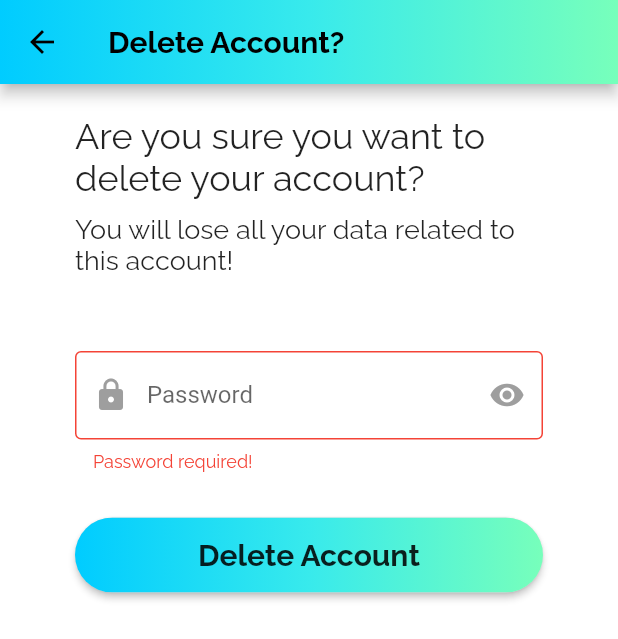
After one commit to Coeeter/flutter-clicktorun, a Flutter app: the DeleteAccountScreen screen opened directly, after a tap on "Delete Account", on a phone screen of 412 x 824 dp. The commit adds this screen. Shown: the top 639 px of the screen. Run offline on Flutter 3.47's test engine with Material 2 defaults, Android fonts, the phone set to English and light mode, and no system bars; our stand-ins replace cloud_firestore, firebase_auth, firebase_core, firebase_storage, flutter_slidable, font_awesome_flutter and 3 more; missing offline and left inert: dart:html; accounts and stored records are empty.

Commit message:
Able to delete account and all documents related to the account

```diff
--- a/lib/data/daos/run_dao.dart
+++ b/lib/data/daos/run_dao.dart
@@ -11,4 +11,5 @@ abstract class RunDao {
   );
   Future<bool> updateRun(String id, Map<String, dynamic> updateValues);
   Future<bool> deleteRun(String id);
+  Future<bool> deleteAllRuns(String email);
 }
--- a/lib/data/impls/user_dao_impl.dart
+++ b/lib/data/impls/user_dao_impl.dart
@@ -2,6 +2,7 @@ import 'dart:io';
 
 import 'package:clicktorun_flutter/data/daos/user_dao.dart';
 import 'package:clicktorun_flutter/data/model/user_model.dart';
+import 'package:clicktorun_flutter/data/repositories/run_repository.dart';
 import 'package:cloud_firestore/cloud_firestore.dart';
 import 'package:firebase_auth/firebase_auth.dart';
 import 'package:firebase_storage/firebase_storage.dart';
@@ -74,7 +75,8 @@ class UserDaoImpl implements UserDao {
   ) async {
     try {
       if (profileImage != null) {
-        String fileName = const Uuid().v4();
+        String fileName =
+            "profile/${_firebaseAuth.currentUser!.email!}-${const Uuid().v4()}";
         await _reference.child(fileName).putFile(profileImage);
         map["profileImage"] = fileName;
         var doc = await _firestore
@@ -99,6 +101,7 @@ class UserDaoImpl implements UserDao {
   @override
   Future<bool> deleteUser() async {
     try {
+      RunRepository.instance().deleteAllRuns(_firebaseAuth.currentUser!.email!);
       await _firestore
           .collection('users')
           .doc(_firebaseAuth.currentUser!.email)
--- a/lib/data/repositories/run_repository.dart
+++ b/lib/data/repositories/run_repository.dart
@@ -30,4 +30,8 @@ class RunRepository {
   Future<bool> deleteRun(String id) {
     return _runDao.deleteRun(id);
   }
+
+  Future<bool> deleteAllRuns(String email) {
+    return _runDao.deleteAllRuns(email);
+  }
 }
--- a/lib/ui/screens/auth/forget_password_screen.dart
+++ b/lib/ui/screens/auth/forget_password_screen.dart
@@ -71,8 +71,9 @@ class _ForgetPasswordFormState extends State<ForgetPasswordForm> {
                         Container(
                           width: double.infinity,
                           height: 250,
-                          child:
-                              Image.asset('assets/images/ic_forget_password_page.png'),
+                          child: Image.asset(
+                            'assets/images/ic_forget_password_page.png',
+                          ),
                           padding: const EdgeInsets.all(50),
                         ),
                         CustomTextFormField(
--- /dev/null
+++ b/lib/ui/screens/settings/delete_account_screen.dart
@@ -0,0 +1,122 @@
+import 'package:clicktorun_flutter/data/repositories/auth_repository.dart';
+import 'package:clicktorun_flutter/data/repositories/user_repository.dart';
+import 'package:clicktorun_flutter/ui/screens/auth/login_screen.dart';
+import 'package:clicktorun_flutter/ui/utils/snackbar.dart';
+import 'package:clicktorun_flutter/ui/widgets/appbar.dart';
+import 'package:clicktorun_flutter/ui/widgets/gradient_button.dart';
+import 'package:clicktorun_flutter/ui/widgets/loading_container.dart';
+import 'package:clicktorun_flutter/ui/widgets/textformfield.dart';
+import 'package:flutter/material.dart';
+
+class DeleteAccountScreen extends StatefulWidget {
+  @override
+  State<DeleteAccountScreen> createState() => _DeleteAccountScreenState();
+}
+
+class _DeleteAccountScreenState extends State<DeleteAccountScreen> {
+  final GlobalKey<FormState> _formKey = GlobalKey();
+  bool _isLoading = false;
+  String _password = "";
+
+  @override
+  Widget build(BuildContext context) {
+    return Scaffold(
+      appBar: ClickToRunAppbar('Delete Account?').getAppBar(),
+      body: GestureDetector(
+        onTap: () => FocusScope.of(context).unfocus(),
+        child: Container(
+          height: double.infinity,
+          color: Theme.of(context).colorScheme.surface,
+          child: Stack(
+            children: [
+              SingleChildScrollView(
+                child: Form(
+                  key: _formKey,
+                  child: Container(
+                    padding: const EdgeInsets.symmetric(
+                      horizontal: 50,
+                      vertical: 20,
+                    ),
+                    child: Column(
+                      crossAxisAlignment: CrossAxisAlignment.start,
+                      mainAxisAlignment: MainAxisAlignment.center,
+                      children: [
+                        Text(
+                          'Are you sure you want to delete your account?',
+                          style: Theme.of(context).textTheme.headline5,
+                        ),
+                        const SizedBox(height: 10),
+                        Text(
+                          'You will lose all your data related to this account!',
+                          style: Theme.of(context)
+                              .textTheme
+                              .headline6!
+                              .copyWith(fontSize: 18),
+                        ),
+                        const SizedBox(height: 50),
+                        CustomTextFormField(
+                          text: 'Password',
+                          prefixIcon: const Icon(Icons.lock),
+                          onSaved: (value) => _password = value!,
+                          obscureText: true,
+                          eye: true,
+                        ),
+                        const SizedBox(height: 30),
+                        GradientButton(
+                          text: 'Delete Account',
+                          onPressed: () => deleteAccount(context),
+                        ),
+                      ],
+                    ),
+                  ),
+                ),
+              ),
+              if (_isLoading) LoadingContainer(),
+            ],
+          ),
+        ),
+      ),
+    );
+  }
+
+  deleteAccount(BuildContext context) async {
+    FocusScope.of(context).unfocus();
+    if (_formKey.currentState!.validate()) {
+      _formKey.currentState!.save();
+      setState(() {
+        _isLoading = true;
+      });
+      try {
+        await AuthRepository.instance().login(
+          AuthRepository.instance().currentUser!.email!,
+          _password,
+        );
+        bool deleteImageResults =
+            await UserRepository.instance().deleteUserImage();
+        bool deleteUserResults = await UserRepository.instance().deleteUser();
+        setState(() {
+          _isLoading = false;
+        });
+        if (!deleteUserResults || !deleteImageResults) {
+          return SnackbarUtils(context: context).createSnackbar(
+            'Unknown error has occurred',
+          );
+        }
+        Navigator.pop(context);
+        Navigator.pushReplacement(
+          context,
+          MaterialPageRoute(
+            builder: (_) => LoginForm(),
+          ),
+        );
+      } catch (e) {
+        setState(() {
+          _isLoading = false;
+        });
+        SnackbarUtils(context: context).createSnackbar(
+          'Wrong password has been given. Unable to delete account',
+        );
+      }
+    }
+  }
+}
--- a/lib/ui/screens/tracking/your_runs_screen.dart
+++ b/lib/ui/screens/tracking/your_runs_screen.dart
@@ -6,7 +6,7 @@ import 'package:clicktorun_flutter/ui/screens/tracking/tracking_screen.dart';
 import 'package:clicktorun_flutter/ui/utils/Screen.dart';
 import 'package:clicktorun_flutter/ui/utils/colors.dart';
 import 'package:clicktorun_flutter/ui/utils/extensions.dart';
-import 'package:clicktorun_flutter/ui/widgets/draggable_fab.dart';
+import 'package:clicktorun_flutter/ui/screens/tracking/widgets/draggable_fab.dart';
 import 'package:clicktorun_flutter/ui/widgets/loading_container.dart';
 import 'package:flutter/material.dart';
 import 'package:flutter_slidable/flutter_slidable.dart';
--- a/lib/ui/utils/colors.dart
+++ b/lib/ui/utils/colors.dart
@@ -5,6 +5,13 @@ class ClickToRunColors {
   static const Color secondary = Color.fromARGB(255, 119, 255, 187);
   static const Color darkModeOverlay = Color.fromARGB(102, 175, 175, 175);
   static const Color lightModeOverlay = Color.fromARGB(155, 0, 0, 0);
+  static const LinearGradient linearGradient = LinearGradient(
+    colors: [
+      primary,
+      Color.fromARGB(255, 56, 234, 236),
+      secondary,
+    ],
+  );
   static const MaterialColor primarySwatch = MaterialColor(0xFF00caff, {
     50: Color.fromRGBO(0, 204, 255, .1),
     100: Color.fromRGBO(0, 204, 255, .2),
@@ -17,12 +24,4 @@ class ClickToRunColors {
     800: Color.fromRGBO(0, 204, 255, .9),
     900: Color.fromRGBO(0, 204, 255, 1),
   });
-
-  static const LinearGradient linearGradient = LinearGradient(
-    colors: [
-      primary,
-      Color.fromARGB(255, 56, 234, 236),
-      secondary,
-    ],
-  );
 }
--- a/pubspec.yaml
+++ b/pubspec.yaml
@@ -43,6 +43,7 @@ dependencies:
     google_maps_flutter: ^2.1.8
     location: ^4.4.0
     flutter_slidable: ^1.3.2
+    charts_flutter: ^0.12.0
 
 dev_dependencies:
     flutter_test:
```
Also changed, not shown: lib/data/impls/run_dao_impl.dart (+20 -0 lines), lib/ui/screens/auth/user_details_screen.dart (+9 -2 lines), lib/ui/screens/settings/settings_screen.dart (+16 -6 lines), lib/ui/screens/tracking/tracking_screen.dart (+19 -29 lines), lib/ui/screens/tracking/widgets/distance.dart (renamed from lib/ui/screens/tracking/distance.dart), lib/ui/screens/tracking/widgets/draggable_fab.dart (renamed from lib/ui/widgets/draggable_fab.dart), lib/ui/screens/tracking/widgets/timer.dart (renamed from lib/ui/screens/tracking/timer.dart), pubspec.lock.
